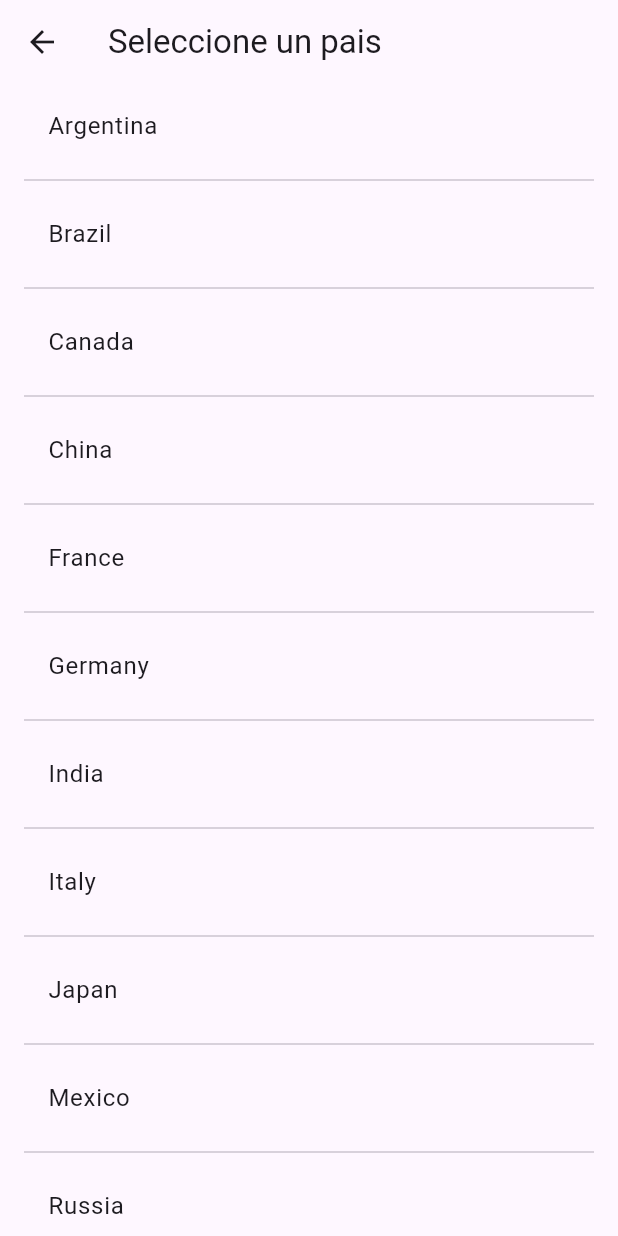
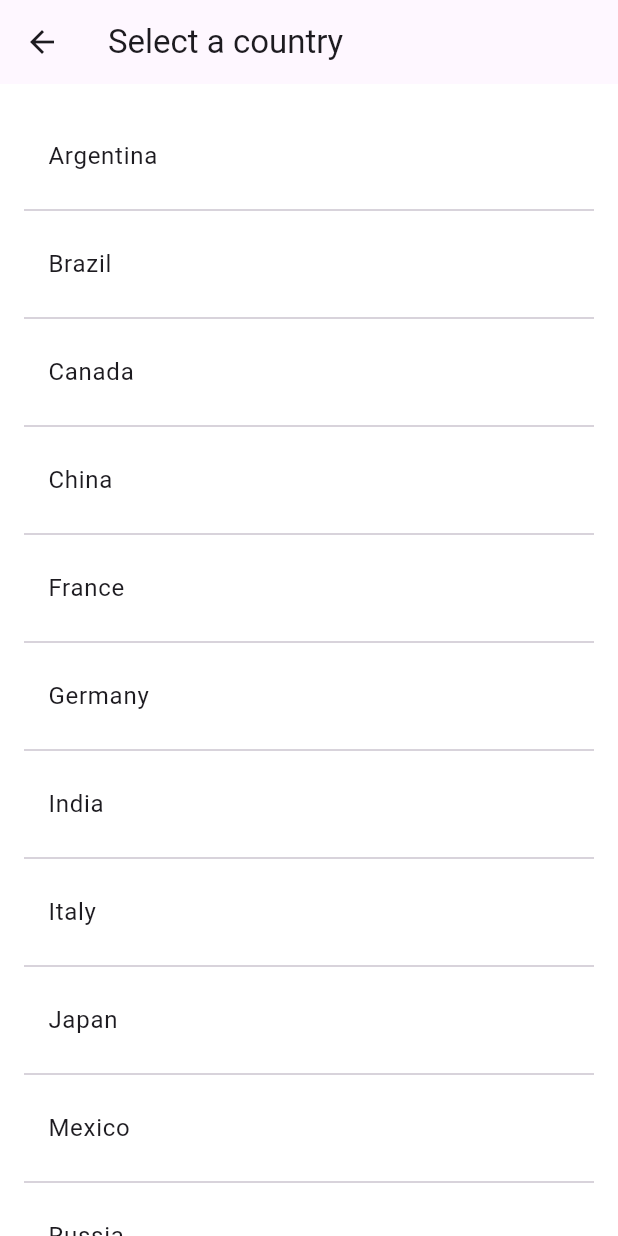
Before and after one commit to Avila-Tek/flutter_common_lib, a Flutter app: the SelectorSheet screen opened directly, on a phone screen of 412 x 824 dp. Run offline on Flutter 3.47's test engine with Material 3 defaults, Android fonts, the phone set to English and light mode, and no system bars; our stand-ins replace bloc, bloc_concurrency, equatable, flutter_bloc, permission_handler; key blocks and very long unbroken strings in the code were emptied for the run.

Commit message:
feat: 📝 Added documentation to selector sheet theme

````diff
--- a/example/lib/pages/selector_sheet/selector_sheet_example_page.dart
+++ b/example/lib/pages/selector_sheet/selector_sheet_example_page.dart
@@ -1,6 +1,4 @@
 // ignore_for_file: use_build_context_synchronously
-
-import 'dart:developer';
 
 import 'package:avilatek_ui/avilatek_ui.dart';
 import 'package:example/pages/selector_sheet/bloc/select_country_cubit.dart';
@@ -113,14 +111,12 @@ class SelectorSheetExampleBody extends StatelessWidget {
                   final selectedCountries = await SelectorSheet.show(
                       context,
                       SelectorSheet<Country>(
-                          title: const Text('Seleccione un pais'),
+                          title: const Text('Select a country'),
                           items: countriesList,
                           itemBuilder: (context, item) {
                             return ListTile(
                               title: item.title,
-                              onTap: () {
-                                Navigator.of(context).pop(item.value);
-                              },
+                              onTap: () {},
                             );
                           }));
 
--- a/packages/avilatek_ui/lib/avilatek_ui.dart
+++ b/packages/avilatek_ui/lib/avilatek_ui.dart
@@ -3,6 +3,7 @@ library avilatek_ui;
 
 export 'src/avilatek_ui.dart';
 export 'src/ui/avila_snackbar/avila_snackbar.dart';
+export 'src/ui/selector_sheet/selector_sheet_theme.dart';
 export 'src/ui/title_wrapper/title_wrapper_style.dart';
 export 'src/widgets/avila_snackbar.dart';
 export 'src/widgets/selector_sheet.dart';
--- a/packages/avilatek_ui/lib/src/ui/selector_sheet/selector_sheet_theme.dart
+++ b/packages/avilatek_ui/lib/src/ui/selector_sheet/selector_sheet_theme.dart
@@ -1,131 +1,182 @@
-// ignore_for_file: omit_local_variable_types
+// ignore_for_file: omit_local_variable_types, lines_longer_than_80_chars
 
-import 'package:avilatek_ui/src/ui/avila_theme.dart';
-import 'package:avilatek_ui/src/ui/avila_theme_data.dart';
 import 'package:avilatek_ui/src/widgets/selector_sheet.dart';
 import 'package:flutter/material.dart';
 
-@immutable
-class SelectorSheetThemeData {
+/// The theme data for the [SelectorSheet] widget.
+///
+/// This class is used by [SelectorSheet] to configure the default
+/// appearance of the widget.
+class SelectorSheetTheme extends ThemeExtension<SelectorSheetTheme> {
   /// Creates a [SelectorSheetThemeData].
-  const SelectorSheetThemeData({
-    this.padding,
+  const SelectorSheetTheme({
+    this.selectorSheetItemThemeData,
+    this.selectorSheetThemeData,
   });
 
-  /// Defines the default padding of the [SelectorSheet] widget.
-  final EdgeInsets? padding;
+  /// The default [SelectorSheetItemThemeData] for the [SelectorSheetItem] widget.
+  final SelectorSheetItemThemeData? selectorSheetItemThemeData;
 
-  /// Linearly interpolate between selector sheet button themes.
-  static SelectorSheetThemeData? lerp(
-    SelectorSheetThemeData? a,
-    SelectorSheetThemeData? b,
+  /// The default [SelectorSheetThemeData] for the [SelectorSheet] widget.
+  final SelectorSheetThemeData? selectorSheetThemeData;
+
+  @override
+  ThemeExtension<SelectorSheetTheme> lerp(
+    covariant ThemeExtension<SelectorSheetTheme>? other,
     double t,
   ) {
-    if (identical(a, b)) {
-      return a;
+    if (other is! SelectorSheetTheme) {
+      return this;
     }
-    return SelectorSheetThemeData(
-      padding: EdgeInsets.lerp(a?.padding, b?.padding, t),
-    );
+
+    return const SelectorSheetTheme();
   }
 
+  /// Creates a copy of this theme but with the given fields replaced with the
+  /// new values.
+  ///
+  /// If the new value is null, the value from the original theme will be used.
+  ///
+  /// If the original theme is null, the new value will be used.
+  ///
+  ///  **Returns**
+  ///
+  /// A new [SelectorSheetTheme] with the values updated.
   @override
-  int get hashCode => padding.hashCode;
-
-  @override
-  bool operator ==(Object other) {
-    if (identical(this, other)) {
-      return true;
-    }
-    if (other.runtimeType != runtimeType) {
-      return false;
-    }
-    return other is SelectorSheetThemeData && other.padding == padding;
+  ThemeExtension<SelectorSheetTheme> copyWith({
+    SelectorSheetItemThemeData? selectorSheetItemThemeData,
+    SelectorSheetThemeData? selectorSheetThemeData,
+  }) {
+    return SelectorSheetTheme(
+      selectorSheetItemThemeData:
+          selectorSheetItemThemeData ?? this.selectorSheetItemThemeData,
+      selectorSheetThemeData:
+          selectorSheetThemeData ?? this.selectorSheetThemeData,
+    );
   }
 }
 
-@immutable
-class SelectorSheetItemThemeData {
+/// The theme data for the [SelectorSheetItem] widget.
+///
+/// This class is used by [SelectorSheetItem] to configure the default
+/// appearance of the widget.
+class SelectorSheetItemThemeData
+    extends ThemeExtension<SelectorSheetItemThemeData> {
   /// Creates a [SelectorSheetItemThemeData].
   const SelectorSheetItemThemeData({
     this.padding,
+    this.backgroundColor,
+    this.textStyle,
+    this.clipBehavior,
   });
 
   /// Defines the default padding of the [SelectorSheetItem] widget.
   final EdgeInsets? padding;
 
-  /// Linearly interpolate between selector sheet button themes.
-  static SelectorSheetItemThemeData? lerp(
-    SelectorSheetItemThemeData? a,
-    SelectorSheetItemThemeData? b,
+  /// Defines the default background color of the [SelectorSheetItem] widget.
+  final Color? backgroundColor;
+
+  /// Defines the default text style of the [SelectorSheetItem] widget.
+  final TextStyle? textStyle;
+
+  /// Defines the default clip behavior of the [SelectorSheetItem] widget.
+  final Clip? clipBehavior;
+
+  /// Linearly interpolate between two [SelectorSheetItemThemeData].
+  @override
+  ThemeExtension<SelectorSheetItemThemeData> lerp(
+    covariant ThemeExtension<SelectorSheetItemThemeData>? other,
     double t,
   ) {
-    if (identical(a, b)) {
-      return a;
+    if (other is! SelectorSheetItemThemeData) {
+      return this;
     }
+
     return SelectorSheetItemThemeData(
-      padding: EdgeInsets.lerp(a?.padding, b?.padding, t),
+      padding: EdgeInsets.lerp(padding, other.padding, t),
+      backgroundColor: Color.lerp(backgroundColor, other.backgroundColor, t),
+      textStyle: TextStyle.lerp(textStyle, other.textStyle, t),
+      clipBehavior: t < 0.5 ? clipBehavior : other.clipBehavior,
     );
   }
 
+  /// Creates a copy of this theme but with the given fields replaced with the
+  /// new values.
+  ///
+  /// If the new value is null, the value from the original theme will be used.
+  ///
+  /// If the original theme is null, the new value will be used.
+  ///
+  /// **Returns**
+  ///
+  /// A new [SelectorSheetItemThemeData] with the values updated.
   @override
-  int get hashCode => padding.hashCode;
-
-  @override
-  bool operator ==(Object other) {
-    if (identical(this, other)) {
-      return true;
-    }
-    if (other.runtimeType != runtimeType) {
-      return false;
-    }
-    return other is SelectorSheetItemThemeData && other.padding == padding;
+  ThemeExtension<SelectorSheetItemThemeData> copyWith({
+    EdgeInsets? padding,
+    Color? backgroundColor,
+    TextStyle? textStyle,
+    Clip? clipBehavior,
+  }) {
+    return SelectorSheetItemThemeData(
+      padding: padding ?? this.padding,
+      backgroundColor: backgroundColor ?? this.backgroundColor,
+      textStyle: textStyle ?? this.textStyle,
+      clipBehavior: clipBehavior ?? this.clipBehavior,
+    );
   }
 }
 
-class SelectorSheetTheme extends InheritedTheme {
+/// The theme data for the [SelectorSheet] widget.
+///
+/// This class is used by [SelectorSheet] to configure the default
+/// appearance of the widget.
+class SelectorSheetThemeData extends ThemeExtension<SelectorSheetThemeData> {
   /// Create a [SelectorSheetTheme].
-  const SelectorSheetTheme({
-    required this.selectorSheetThemeData,
-    required this.selectorSheetItemThemeData,
-    required super.child,
-    super.key,
+  const SelectorSheetThemeData({
+    this.backgroundColor,
+    this.padding,
   });
 
-  /// The configuration of this theme.
-  final SelectorSheetThemeData selectorSheetThemeData;
+  /// The default background color of the [SelectorSheet] widget.
+  final Color? backgroundColor;
 
-  /// The configuration of this theme.
-  final SelectorSheetItemThemeData selectorSheetItemThemeData;
+  /// The default padding of the [SelectorSheet] widget.
+  final EdgeInsets? padding;
 
-  /// The closest instance of this class that encloses the given context.
+  /// Creates a copy of this theme but with the given fields replaced with the
+  /// new values.
   ///
-  /// If there is no enclosing [SelectorSheetTheme] widget, then
-  /// [AvilaThemeData.selectorSheetTheme] is used.
+  /// If the new value is null, the value from the original theme will be used.
   ///
-  /// Typical usage is as follows:
+  /// If the original theme is null, the new value will be used.
   ///
-  /// ```dart
-  /// SelectorSheetThemeData theme = SelectorSheetTheme.of(context);
-  /// ```
-  static SelectorSheetThemeData of(BuildContext context) {
-    final SelectorSheetTheme? theme =
-        context.dependOnInheritedWidgetOfExactType<SelectorSheetTheme>();
-
-    return theme?.selectorSheetThemeData ??
-        AvilaTheme.of(context).selectorSheetTheme;
-  }
-
+  /// **Returns**
+  ///
+  /// A new [SelectorSheetThemeData] with the values updated.
   @override
-  Widget wrap(BuildContext context, Widget child) {
-    return SelectorSheetTheme(
-      selectorSheetThemeData: selectorSheetThemeData,
-      selectorSheetItemThemeData: selectorSheetItemThemeData,
-      child: child,
+  ThemeExtension<SelectorSheetThemeData> copyWith({
+    Color? backgroundColor,
+    EdgeInsets? padding,
+  }) {
+    return SelectorSheetThemeData(
+      backgroundColor: backgroundColor ?? this.backgroundColor,
+      padding: padding ?? this.padding,
     );
   }
 
+  /// Linearly interpolate between two [SelectorSheetThemeData].
   @override
-  bool updateShouldNotify(SelectorSheetTheme oldWidget) =>
-      selectorSheetThemeData != oldWidget.selectorSheetThemeData;
+  ThemeExtension<SelectorSheetThemeData> lerp(
+    covariant ThemeExtension<SelectorSheetThemeData>? other,
+    double t,
+  ) {
+    if (other is! SelectorSheetThemeData) {
+      return this;
+    }
+
+    return SelectorSheetThemeData(
+      backgroundColor: Color.lerp(backgroundColor, other.backgroundColor, t),
+      padding: EdgeInsets.lerp(padding, other.padding, t),
+    );
+  }
 }
--- a/packages/avilatek_ui/lib/src/widgets/selector_sheet.dart
+++ b/packages/avilatek_ui/lib/src/widgets/selector_sheet.dart
@@ -1,4 +1,5 @@
 import 'package:avilatek_ui/src/ui/avila_theme.dart';
+import 'package:avilatek_ui/src/ui/selector_sheet/selector_sheet_theme.dart';
 import 'package:flutter/material.dart';
 
 /// {@template selector_sheet_item}
@@ -46,10 +47,14 @@ class SelectorSheet<T> extends StatelessWidget {
     this.padding,
     this.onSelected,
     this.popOnSelected = true,
+    this.separator,
+    this.appBar,
+    this.style,
     super.key,
   });
 
-  /// The title of the sheet displayed in the view's [AppBar]
+  /// The title of the sheet displayed in the view's [AppBar] if
+  /// [appBar] is not provided.
   final Widget title;
 
   /// The items that will be displayed in the sheet
@@ -70,6 +75,12 @@ class SelectorSheet<T> extends StatelessWidget {
   /// [onSelected] callback is provided. Defaults to `true`.
   final bool popOnSelected;
 
+  final Widget? separator;
+
+  final AppBar? appBar;
+
+  final SelectorSheetTheme? style;
+
   /// Shows a [SelectorSheet] as a new fullscreen [MaterialPageRoute], and
   /// returns the selected value
   static Future<T?> show<T>(
@@ -88,17 +99,42 @@ class SelectorSheet<T> extends StatelessWidget {
 
   @override
   Widget build(BuildContext context) {
+    final themeStyle = Theme.of(context).extension<SelectorSheetTheme>();
+
+    final selectorSheetPadding = padding ??
+        style?.selectorSheetThemeData?.padding ??
+        themeStyle?.selectorSheetThemeData?.padding ??
+        const EdgeInsets.symmetric(
+          vertical: 20,
+          horizontal: 16,
+        );
+
+    final selectorSheetBackgroundColor =
+        style?.selectorSheetThemeData?.backgroundColor ??
+            themeStyle?.selectorSheetThemeData?.backgroundColor ??
+            Colors.white;
+
+    final itemBackgroundColor =
+        style?.selectorSheetItemThemeData?.backgroundColor ??
+            themeStyle?.selectorSheetItemThemeData?.backgroundColor ??
+            Colors.transparent;
+
+    final itemClipBehavior = style?.selectorSheetItemThemeData?.clipBehavior ??
+        themeStyle?.selectorSheetItemThemeData?.clipBehavior ??
+        Clip.hardEdge;
+
     return Scaffold(
-      appBar: AppBar(title: title),
+      backgroundColor: selectorSheetBackgroundColor,
+      appBar: appBar ?? AppBar(title: title),
       body: ListView.separated(
-        padding: padding ?? AvilaTheme.of(context).margins,
+        padding: selectorSheetPadding,
         itemCount: items.length,
         itemBuilder: (_, i) {
           final item = items[i];
 
           return Material(
-            color: Colors.transparent,
-            clipBehavior: Clip.hardEdge,
+            color: itemBackgroundColor,
+            clipBehavior: itemClipBehavior,
             child: InkWell(
               onTap: () {
                 onSelected?.call(item.value);
@@ -110,7 +146,7 @@ class SelectorSheet<T> extends StatelessWidget {
             ),
           );
         },
-        separatorBuilder: (_, __) => const Divider(),
+        separatorBuilder: (_, __) => separator ?? const Divider(),
       ),
     );
   }
````
